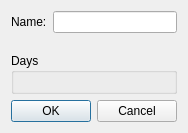
ma7t3/ScheduleMaster, file Dialogs/DlgToureditor.ui: the form before one commit.
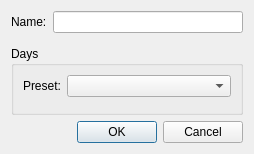
The form after the commit. Custom widgets are drawn as their Qt base class.

Commit message: Added DayType preset in DlgTourEditor

The edit to the form file:
```diff
--- a/Dialogs/DlgToureditor.ui
+++ b/Dialogs/DlgToureditor.ui
@@ -6,8 +6,8 @@
    <rect>
     <x>0</x>
     <y>0</y>
-    <width>184</width>
-    <height>133</height>
+    <width>254</width>
+    <height>154</height>
    </rect>
   </property>
   <property name="windowTitle">
@@ -40,6 +40,26 @@
       <string>Days</string>
      </property>
      <layout class="QVBoxLayout" name="verticalLayout">
+      <item>
+       <layout class="QHBoxLayout" name="horizontalLayout">
+        <item>
+         <widget class="QLabel" name="label_2">
+          <property name="sizePolicy">
+           <sizepolicy hsizetype="Maximum" vsizetype="Preferred">
+            <horstretch>0</horstretch>
+            <verstretch>0</verstretch>
+           </sizepolicy>
+          </property>
+          <property name="text">
+           <string>Preset:</string>
+          </property>
+         </widget>
+        </item>
+        <item>
+         <widget class="QComboBox" name="cbDayTypes"/>
+        </item>
+       </layout>
+      </item>
       <item>
        <widget class="WdgDaySelector" name="daySelector" native="true">
         <property name="sizePolicy">
```
The commit also changes 4 other files.
